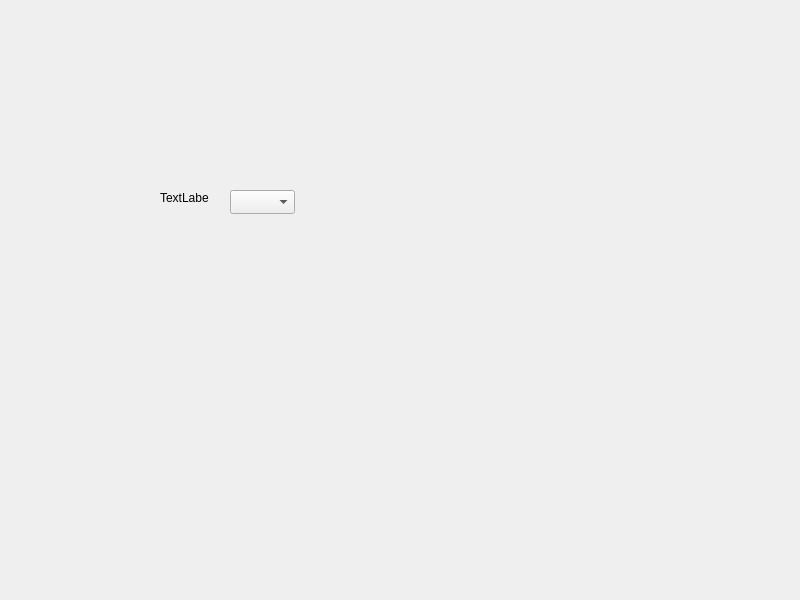
Before: the Qt Designer form dialog.ui in ma7t3/MemoryArt, drawn with Qt 5.
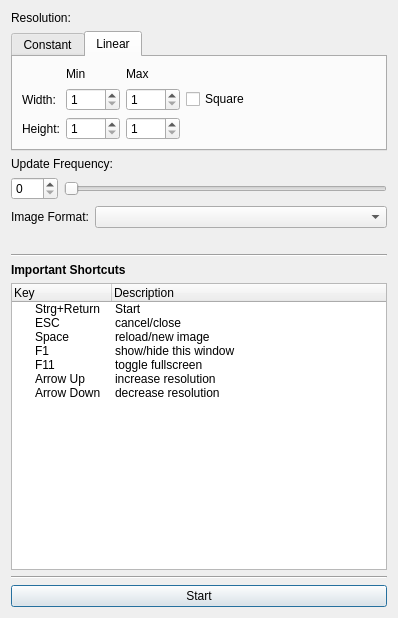
After: the same form once the commit is applied.

Commit message: control window setup

```diff
--- a/dialog.ui
+++ b/dialog.ui
@@ -6,36 +6,391 @@
    <rect>
     <x>0</x>
     <y>0</y>
-    <width>800</width>
-    <height>600</height>
+    <width>398</width>
+    <height>618</height>
    </rect>
   </property>
   <property name="windowTitle">
    <string>MemoryArt</string>
   </property>
-  <widget class="QComboBox" name="cbImageFormat">
-   <property name="geometry">
-    <rect>
-     <x>230</x>
-     <y>190</y>
-     <width>65</width>
-     <height>24</height>
-    </rect>
-   </property>
-  </widget>
-  <widget class="QLabel" name="lImageFormat">
-   <property name="geometry">
-    <rect>
-     <x>160</x>
-     <y>190</y>
-     <width>49</width>
-     <height>16</height>
-    </rect>
-   </property>
-   <property name="text">
-    <string>TextLabel</string>
-   </property>
-  </widget>
+  <layout class="QVBoxLayout" name="verticalLayout_2">
+   <item>
+    <widget class="QLabel" name="lResolution">
+     <property name="text">
+      <string>Resolution:</string>
+     </property>
+    </widget>
+   </item>
+   <item>
+    <widget class="QTabWidget" name="twResolution">
+     <property name="sizePolicy">
+      <sizepolicy hsizetype="Expanding" vsizetype="Maximum">
+       <horstretch>0</horstretch>
+       <verstretch>0</verstretch>
+      </sizepolicy>
+     </property>
+     <property name="currentIndex">
+      <number>1</number>
+     </property>
+     <widget class="QWidget" name="constant">
+      <attribute name="title">
+       <string>Constant</string>
+      </attribute>
+      <layout class="QGridLayout" name="gridLayout_2">
+       <item row="0" column="0">
+        <widget class="QLabel" name="label">
+         <property name="text">
+          <string>Width:</string>
+         </property>
+        </widget>
+       </item>
+       <item row="1" column="1">
+        <widget class="QSpinBox" name="spinBox_2">
+         <property name="minimum">
+          <number>1</number>
+         </property>
+         <property name="maximum">
+          <number>9999</number>
+         </property>
+         <property name="value">
+          <number>64</number>
+         </property>
+        </widget>
+       </item>
+       <item row="0" column="1">
+        <widget class="QSpinBox" name="spinBox">
+         <property name="minimum">
+          <number>1</number>
+         </property>
+         <property name="maximum">
+          <number>9999</number>
+         </property>
+         <property name="value">
+          <number>64</number>
+         </property>
+        </widget>
+       </item>
+       <item row="1" column="0">
+        <widget class="QLabel" name="label_2">
+         <property name="text">
+          <string>Height:</string>
+         </property>
+        </widget>
+       </item>
+       <item row="0" column="3">
+        <spacer name="horizontalSpacer">
+         <property name="orientation">
+          <enum>Qt::Orientation::Horizontal</enum>
+         </property>
+         <property name="sizeHint" stdset="0">
+          <size>
+           <width>40</width>
+           <height>20</height>
+          </size>
+         </property>
+        </spacer>
+       </item>
+       <item row="1" column="3">
+        <spacer name="horizontalSpacer_2">
+         <property name="orientation">
+          <enum>Qt::Orientation::Horizontal</enum>
+         </property>
+         <property name="sizeHint" stdset="0">
+          <size>
+           <width>40</width>
+           <height>20</height>
+          </size>
+         </property>
+        </spacer>
+       </item>
+       <item row="0" column="2">
+        <widget class="QCheckBox" name="cbResConstantSquare">
+         <property name="text">
+          <string>Square</string>
+         </property>
+        </widget>
+       </item>
+      </layout>
+     </widget>
+     <widget class="QWidget" name="linear">
+      <attribute name="title">
+       <string>Linear</string>
+      </attribute>
+      <layout class="QGridLayout" name="gridLayout">
+       <item row="1" column="2">
+        <widget class="QSpinBox" name="spinBox_6">
+         <property name="minimum">
+          <number>1</number>
+         </property>
+         <property name="maximum">
+          <number>9999</number>
+         </property>
+        </widget>
+       </item>
+       <item row="2" column="2">
+        <widget class="QSpinBox" name="spinBox_5">
+         <property name="minimum">
+          <number>1</number>
+         </property>
+         <property name="maximum">
+          <number>9999</number>
+         </property>
+        </widget>
+       </item>
+       <item row="1" column="4">
+        <spacer name="horizontalSpacer_3">
+         <property name="orientation">
+          <enum>Qt::Orientation::Horizontal</enum>
+         </property>
+         <property name="sizeHint" stdset="0">
+          <size>
+           <width>129</width>
+           <height>20</height>
+          </size>
+         </property>
+        </spacer>
+       </item>
+       <item row="2" column="1">
+        <widget class="QSpinBox" name="spinBox_3">
+         <property name="minimum">
+          <number>1</number>
+         </property>
+         <property name="maximum">
+          <number>9999</number>
+         </property>
+        </widget>
+       </item>
+       <item row="0" column="1">
+        <widget class="QLabel" name="label_5">
+         <property name="text">
+          <string>Min</string>
+         </property>
+        </widget>
+       </item>
+       <item row="0" column="2">
+        <widget class="QLabel" name="label_6">
+         <property name="text">
+          <string>Max</string>
+         </property>
+        </widget>
+       </item>
+       <item row="2" column="4">
+        <spacer name="horizontalSpacer_4">
+         <property name="orientation">
+          <enum>Qt::Orientation::Horizontal</enum>
+         </property>
+         <property name="sizeHint" stdset="0">
+          <size>
+           <width>129</width>
+           <height>20</height>
+          </size>
+         </property>
+        </spacer>
+       </item>
+       <item row="2" column="0">
+        <widget class="QLabel" name="label_3">
+         <property name="text">
+          <string>Height:</string>
+         </property>
+        </widget>
+       </item>
+       <item row="1" column="1">
+        <widget class="QSpinBox" name="spinBox_4">
+         <property name="minimum">
+          <number>1</number>
+         </property>
+         <property name="maximum">
+          <number>9999</number>
+         </property>
+        </widget>
+       </item>
+       <item row="1" column="0">
+        <widget class="QLabel" name="label_4">
+         <property name="text">
+          <string>Width:</string>
+         </property>
+        </widget>
+       </item>
+       <item row="1" column="3">
+        <widget class="QCheckBox" name="cbResLinearSquare">
+         <property name="text">
+          <string>Square</string>
+         </property>
+        </widget>
+       </item>
+      </layout>
+     </widget>
+    </widget>
+   </item>
+   <item>
+    <layout class="QVBoxLayout" name="verticalLayout">
+     <item>
+      <widget class="QLabel" name="lResolution_2">
+       <property name="text">
+        <string>Update Frequency:</string>
+       </property>
+      </widget>
+     </item>
+     <item>
+      <layout class="QHBoxLayout" name="horizontalLayout">
+       <item>
+        <widget class="QSpinBox" name="spinBox_7">
+         <property name="maximum">
+          <number>100</number>
+         </property>
+        </widget>
+       </item>
+       <item>
+        <widget class="QSlider" name="horizontalSlider">
+         <property name="maximum">
+          <number>100</number>
+         </property>
+         <property name="orientation">
+          <enum>Qt::Orientation::Horizontal</enum>
+         </property>
+        </widget>
+       </item>
+      </layout>
+     </item>
+    </layout>
+   </item>
+   <item>
+    <layout class="QFormLayout" name="formLayout">
+     <item row="0" column="0">
+      <widget class="QLabel" name="lImageFormat">
+       <property name="text">
+        <string>Image Format:</string>
+       </property>
+      </widget>
+     </item>
+     <item row="0" column="1">
+      <widget class="QComboBox" name="cbImageFormat"/>
+     </item>
+     <item row="1" column="1">
+      <widget class="QLabel" name="lImageFormatDescription">
+       <property name="text">
+        <string/>
+       </property>
+       <property name="wordWrap">
+        <bool>true</bool>
+       </property>
+      </widget>
+     </item>
+    </layout>
+   </item>
+   <item>
+    <widget class="Line" name="line">
+     <property name="orientation">
+      <enum>Qt::Orientation::Horizontal</enum>
+     </property>
+    </widget>
+   </item>
+   <item>
+    <widget class="QLabel" name="label_7">
+     <property name="font">
+      <font>
+       <bold>true</bold>
+      </font>
+     </property>
+     <property name="text">
+      <string>Important Shortcuts</string>
+     </property>
+    </widget>
+   </item>
+   <item>
+    <widget class="QTreeWidget" name="treeWidget">
+     <property name="sizePolicy">
+      <sizepolicy hsizetype="Expanding" vsizetype="Expanding">
+       <horstretch>0</horstretch>
+       <verstretch>0</verstretch>
+      </sizepolicy>
+     </property>
+     <property name="selectionMode">
+      <enum>QAbstractItemView::SelectionMode::NoSelection</enum>
+     </property>
+     <column>
+      <property name="text">
+       <string>Key</string>
+      </property>
+     </column>
+     <column>
+      <property name="text">
+       <string>Description</string>
+      </property>
+     </column>
+     <item>
+      <property name="text">
+       <string>Strg+Return</string>
+      </property>
+      <property name="text">
+       <string>Start</string>
+      </property>
+     </item>
+     <item>
+      <property name="text">
+       <string>ESC</string>
+      </property>
+      <property name="text">
+       <string>cancel/close</string>
+      </property>
+     </item>
+     <item>
+      <property name="text">
+       <string>Space</string>
+      </property>
+      <property name="text">
+       <string>reload/new image</string>
+      </property>
+     </item>
+     <item>
+      <property name="text">
+       <string>F1</string>
+      </property>
+      <property name="text">
+       <string>show/hide this window</string>
+      </property>
+     </item>
+     <item>
+      <property name="text">
+       <string>F11</string>
+      </property>
+      <property name="text">
+       <string>toggle fullscreen</string>
+      </property>
+     </item>
+     <item>
+      <property name="text">
+       <string>Arrow Up</string>
+      </property>
+      <property name="text">
+       <string>increase resolution</string>
+      </property>
+     </item>
+     <item>
+      <property name="text">
+       <string>Arrow Down</string>
+      </property>
+      <property name="text">
+       <string>decrease resolution</string>
+      </property>
+     </item>
+    </widget>
+   </item>
+   <item>
+    <widget class="Line" name="line_2">
+     <property name="orientation">
+      <enum>Qt::Orientation::Horizontal</enum>
+     </property>
+    </widget>
+   </item>
+   <item>
+    <widget class="QPushButton" name="pbStart">
+     <property name="text">
+      <string>Start</string>
+     </property>
+    </widget>
+   </item>
+  </layout>
  </widget>
  <resources/>
  <connections/>
```
The commit also changes 3 other files.
